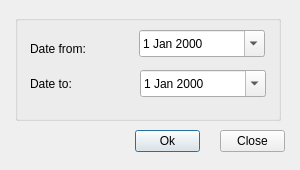
This is ui/selector_date.ui in Giswater/giswater_qgis_plugin as Qt 5 draws it before an edit. The edited form follows.
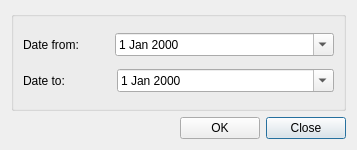
This is the edited form.

Diff of the .ui file:
```diff
--- a/ui/selector_date.ui
+++ b/ui/selector_date.ui
@@ -6,10 +6,16 @@
    <rect>
     <x>0</x>
     <y>0</y>
-    <width>300</width>
-    <height>170</height>
+    <width>357</width>
+    <height>150</height>
    </rect>
   </property>
+  <property name="sizePolicy">
+   <sizepolicy hsizetype="Expanding" vsizetype="Expanding">
+    <horstretch>0</horstretch>
+    <verstretch>0</verstretch>
+   </sizepolicy>
+  </property>
   <property name="minimumSize">
    <size>
     <width>300</width>
@@ -18,7 +24,7 @@
   </property>
   <property name="maximumSize">
    <size>
-    <width>300</width>
+    <width>600</width>
     <height>325</height>
    </size>
   </property>
@@ -28,97 +34,124 @@
   <property name="sizeGripEnabled">
    <bool>false</bool>
   </property>
-  <widget class="QPushButton" name="btn_accept">
-   <property name="geometry">
-    <rect>
-     <x>135</x>
-     <y>130</y>
-     <width>65</width>
-     <height>22</height>
-    </rect>
-   </property>
-   <property name="text">
-    <string>Ok</string>
-   </property>
-  </widget>
+  <layout class="QGridLayout" name="gridLayout_2">
+   <item row="0" column="0" rowspan="2" colspan="4">
   <widget class="QGroupBox" name="groupBox">
-   <property name="geometry">
-    <rect>
-     <x>15</x>
-     <y>15</y>
-     <width>266</width>
-     <height>106</height>
-    </rect>
-   </property>
    <property name="title">
     <string/>
    </property>
-   <widget class="QDateEdit" name="date_from">
-    <property name="geometry">
-     <rect>
-      <x>124</x>
-      <y>15</y>
-      <width>126</width>
-      <height>27</height>
-     </rect>
-    </property>
-    <property name="calendarPopup">
-     <bool>true</bool>
-    </property>
-   </widget>
+     <layout class="QGridLayout" name="gridLayout">
+      <item row="0" column="0" colspan="3">
+       <layout class="QHBoxLayout" name="horizontalLayout">
+        <item>
    <widget class="QLabel" name="label">
-    <property name="geometry">
-     <rect>
-      <x>15</x>
-      <y>25</y>
-      <width>96</width>
-      <height>17</height>
-     </rect>
-    </property>
     <property name="text">
      <string>Date from:</string>
     </property>
    </widget>
+        </item>
+        <item>
+         <spacer name="horizontalSpacer_2">
+          <property name="orientation">
+           <enum>Qt::Horizontal</enum>
+          </property>
+          <property name="sizeType">
+           <enum>QSizePolicy::Fixed</enum>
+          </property>
+          <property name="sizeHint" stdset="0">
+           <size>
+            <width>30</width>
+            <height>20</height>
+           </size>
+          </property>
+         </spacer>
+        </item>
+        <item>
+         <widget class="QDateEdit" name="date_from">
+          <property name="sizePolicy">
+           <sizepolicy hsizetype="Expanding" vsizetype="Fixed">
+            <horstretch>0</horstretch>
+            <verstretch>0</verstretch>
+           </sizepolicy>
+          </property>
+          <property name="calendarPopup">
+           <bool>true</bool>
+          </property>
+         </widget>
+        </item>
+       </layout>
+      </item>
+      <item row="3" column="0" colspan="3">
+       <layout class="QHBoxLayout" name="horizontalLayout_2">
+        <item>
    <widget class="QLabel" name="label_2">
-    <property name="geometry">
-     <rect>
-      <x>15</x>
-      <y>60</y>
-      <width>86</width>
-      <height>17</height>
-     </rect>
-    </property>
     <property name="text">
      <string>Date to:</string>
     </property>
    </widget>
+        </item>
+        <item>
+         <spacer name="horizontalSpacer_3">
+          <property name="orientation">
+           <enum>Qt::Horizontal</enum>
+          </property>
+          <property name="sizeType">
+           <enum>QSizePolicy::Fixed</enum>
+          </property>
+          <property name="sizeHint" stdset="0">
+           <size>
+            <width>46</width>
+            <height>20</height>
+           </size>
+          </property>
+         </spacer>
+        </item>
+        <item>
    <widget class="QDateEdit" name="date_to">
-    <property name="geometry">
-     <rect>
-      <x>125</x>
-      <y>55</y>
-      <width>126</width>
-      <height>27</height>
-     </rect>
+          <property name="sizePolicy">
+           <sizepolicy hsizetype="Expanding" vsizetype="Fixed">
+            <horstretch>0</horstretch>
+            <verstretch>0</verstretch>
+           </sizepolicy>
     </property>
     <property name="calendarPopup">
      <bool>true</bool>
     </property>
    </widget>
-  </widget>
+        </item>
+       </layout>
+      </item>
+     </layout>
+    </widget>
+   </item>
+   <item row="2" column="0">
+    <spacer name="horizontalSpacer">
+     <property name="orientation">
+      <enum>Qt::Horizontal</enum>
+     </property>
+     <property name="sizeHint" stdset="0">
+      <size>
+       <width>125</width>
+       <height>20</height>
+      </size>
+     </property>
+    </spacer>
+   </item>
+   <item row="2" column="3">
   <widget class="QPushButton" name="btn_close">
-   <property name="geometry">
-    <rect>
-     <x>220</x>
-     <y>130</y>
-     <width>65</width>
-     <height>22</height>
-    </rect>
-   </property>
    <property name="text">
     <string>Close</string>
    </property>
   </widget>
+   </item>
+   <item row="2" column="2">
+    <widget class="QPushButton" name="btn_accept">
+     <property name="text">
+      <string>OK</string>
+     </property>
+    </widget>
+   </item>
+  </layout>
  </widget>
  <tabstops>
   <tabstop>date_from</tabstop>
```
Left out of the diff: 2 changed lines with no effect on the pictures. Lines whose indentation alone changed are shown as unchanged.
